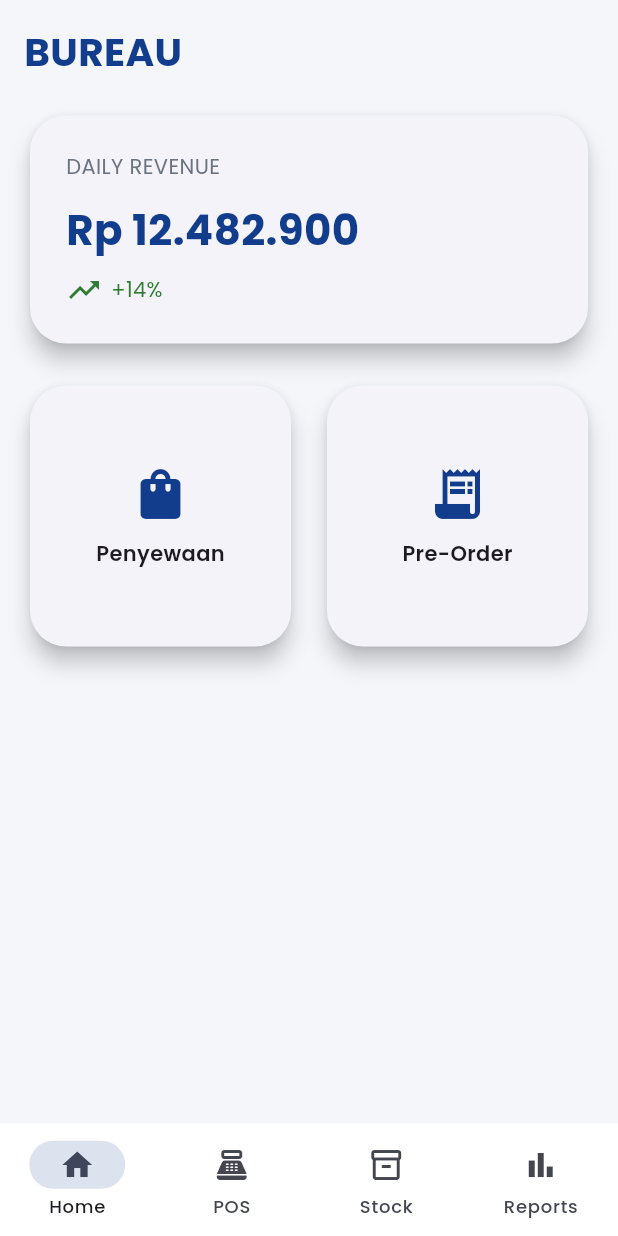
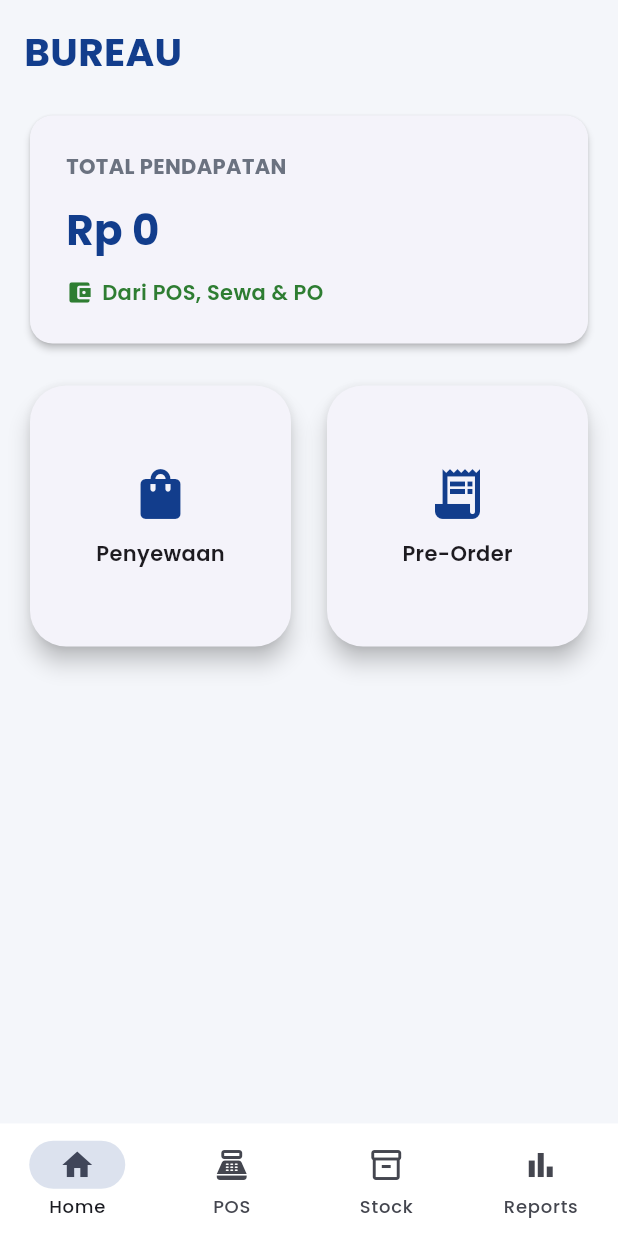
Before and after one commit to GhenAyari/BreauEdenInforsa, a Flutter app: the MainNavigation screen opened directly, on a phone screen of 412 x 824 dp. Run offline on Flutter 3.47's test engine with Material 3 defaults, Android fonts, the phone set to English and light mode, and no system bars; our stand-ins replace csv, flutter_dotenv, google_fonts, image_picker, shared_preferences, supabase_flutter; missing offline and left inert: dart:html; accounts and stored records are empty.

Commit message:
ganti revenue card

```diff
--- a/lib/widgets/revenue_card.dart
+++ b/lib/widgets/revenue_card.dart
@@ -1,32 +1,114 @@
 import 'package:flutter/material.dart';
+import 'package:supabase_flutter/supabase_flutter.dart';
 import '../core/colors.dart';
 
-class RevenueCard extends StatelessWidget {
+class RevenueCard extends StatefulWidget {
   const RevenueCard({super.key});
+
+  @override
+  State<RevenueCard> createState() => _RevenueCardState();
+}
+
+class _RevenueCardState extends State<RevenueCard> {
+  final _supabase = Supabase.instance.client;
+
+  bool _isLoading = true;
+  double _totalPendapatan = 0;
+
+  @override
+  void initState() {
+    super.initState();
+    _fetchTotalRevenue();
+  }
+
+  // Fungsi format Rupiah
+  String formatRupiah(double amount) {
+    return "Rp ${amount.toStringAsFixed(0).replaceAllMapped(RegExp(r'(\d{1,3})(?=(\d{3})+(?!\d))'), (Match m) => '${m[1]}.')}";
+  }
+
+  // Fungsi Kalkulasi Total Pendapatan
+  Future<void> _fetchTotalRevenue() async {
+    try {
+      double tempPendapatan = 0;
+
+      // 1. Pemasukan POS
+      final sessions = await _supabase.from('sessions').select('transactions(total_amount)').eq('status', 'closed');
+      for (var session in sessions) {
+        final transactions = session['transactions'] as List;
+        for (var trx in transactions) {
+          tempPendapatan += (trx['total_amount'] ?? 0);
+        }
+      }
+
+      // 2. Pemasukan Penyewaan
+      final rentals = await _supabase.from('rentals').select('total_price').eq('status', 'Dikembalikan');
+      for (var rental in rentals) {
+        tempPendapatan += (rental['total_price'] ?? 0);
+      }
+
+      // 3. Pemasukan Pre-Order
+      final preorders = await _supabase.from('preorders').select('total_price').eq('status', 'Sudah Diterima');
+      for (var po in preorders) {
+        tempPendapatan += (po['total_price'] ?? 0);
+      }
+
+      // Update UI
+      if (mounted) {
+        setState(() {
+          _totalPendapatan = tempPendapatan;
+          _isLoading = false;
+        });
+      }
+    } catch (e) {
+      if (mounted) {
+        setState(() {
+          _isLoading = false;
+        });
+        debugPrint("Error fetch revenue: $e");
+      }
+    }
+  }
 
   @override
   Widget build(BuildContext context) {
     return Card(
+      elevation: 2,
+      shape: RoundedRectangleBorder(borderRadius: BorderRadius.circular(15)),
       child: Padding(
         padding: const EdgeInsets.all(24),
         child: Column(
           crossAxisAlignment: CrossAxisAlignment.start,
           children: [
-            const Text("DAILY REVENUE",
-                style: TextStyle(color: AppColors.textLight)),
+            const Text(
+              "TOTAL PENDAPATAN",
+              style: TextStyle(color: AppColors.textLight, fontWeight: FontWeight.bold)
+            ),
             const SizedBox(height: 12),
-            const Text("Rp 12.482.900",
-                style: TextStyle(
-                    fontSize: 28,
-                    fontWeight: FontWeight.bold,
-                    color: AppColors.primary)),
-            const SizedBox(height: 8),
-            Row(
-              children: const [
-                Icon(Icons.trending_up, color: AppColors.success),
+
+            // Animasi Loading saat menghitung data
+            _isLoading
+              ? const SizedBox(
+                  height: 33, width: 33,
+                  child: CircularProgressIndicator(color: AppColors.primary)
+                )
+              : Text(
+                  formatRupiah(_totalPendapatan),
+                  style: const TextStyle(
+                      fontSize: 28,
+                      fontWeight: FontWeight.bold,
+                      color: AppColors.primary
+                  )
+                ),
+
+            const SizedBox(height: 12),
+            const Row(
+              children: [
+                Icon(Icons.account_balance_wallet, color: AppColors.success, size: 18),
                 SizedBox(width: 6),
-                Text("+14%",
-                    style: TextStyle(color: AppColors.success))
+                Text(
+                  "Dari POS, Sewa & PO",
+                  style: TextStyle(color: AppColors.success, fontWeight: FontWeight.w600)
+                )
               ],
             )
           ],
```
